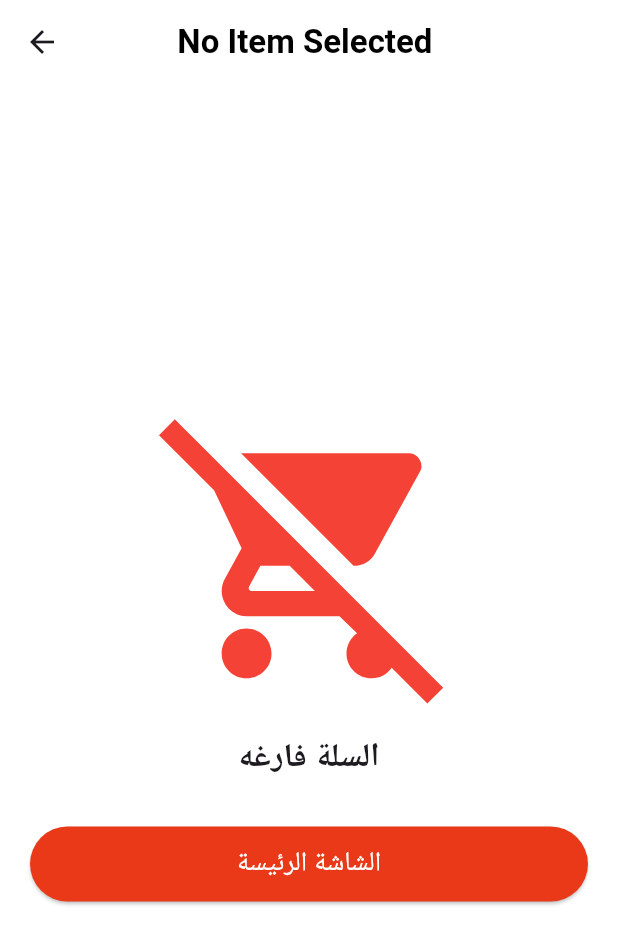
After one commit to hamadelmalik/hungry-App, a Flutter app: the CartEmpty screen opened directly, on a phone screen of 412 x 824 dp. The commit adds this screen. Shown: the top 944 px of the screen. Run offline on Flutter 3.47's test engine with Material 3 defaults, Android fonts, the phone set to English and light mode, and no system bars; our stand-ins replace dio, flutter_svg, gap, image_picker, lottie, shared_preferences and 1 more; accounts and stored records are empty; project files that could hold a hidden picture were left out.

Commit message:
finsh checkview

```diff
--- a/lib/core/network/api_services.dart
+++ b/lib/core/network/api_services.dart
@@ -43,7 +43,7 @@ class ApiServices {
     }
   }
 
-  Future<dynamic> delete(String endPoint, dynamic body, {dynamic param}) async {
+  Future<dynamic> delete(String endPoint,{ dynamic body ,dynamic param}) async {
     try {
       final response = await dioClint.dio.delete(
         endPoint,
--- /dev/null
+++ b/lib/features/cart/view/widget/cart_empty.dart
@@ -0,0 +1,74 @@
+import 'package:flutter/material.dart';
+import 'package:hungry/core/constants/color_palette.dart';
+import 'package:hungry/features/home/view/home_view.dart';
+class CartEmpty extends StatelessWidget {
+  const CartEmpty({super.key});
+
+  @override
+  Widget build(BuildContext context) {
+    return Scaffold(
+      backgroundColor: Colors.white,
+      appBar: AppBar(
+        backgroundColor: Colors.white,
+        elevation: 0,
+        centerTitle: true,
+        title: Text(
+          "No Item Selected ",
+          style: TextStyle(
+            color: Colors.black,
+            fontWeight: FontWeight.bold,
+          ),
+        ),
+      ),
+      body: Center(
+        child: Padding(
+          padding: const EdgeInsets.all(20),
+          child: Column(
+            mainAxisAlignment: MainAxisAlignment.center,
+            children: [
+              Icon(
+                Icons.remove_shopping_cart,
+                size: 200,
+                color: Colors.red,
+              ),
+              SizedBox(height: 20),
+              Text(
+                "السلة فارغه",
+                style: TextStyle(
+                  fontSize: 22,
+                  fontWeight: FontWeight.bold,
+                ),
+              ),
+
+
+              SizedBox(height: 30),
+
+              // زر تسجيل الدخول
+              ElevatedButton(
+                onPressed: () {
+                  Navigator.push(
+                    context,
+                    MaterialPageRoute(builder: (_) => HomeView()),
+                  );
+                },
+                style: ElevatedButton.styleFrom(
+                  backgroundColor: ColorPalette.primaryColor,
+                  minimumSize: Size(double.infinity, 50),
+                ),
+                child: Text(
+                  "الشاشة الرئيسة",
+                  style: TextStyle(fontSize: 18,color: Colors.white),
+                ),
+              ),
+
+              SizedBox(height: 10),
+
+              // زر إنشاء حساب
+
+            ],
+          ),
+        ),
+      ),
+    );
+  }
+}
```
Also changed, not shown: lib/features/cart/data/repo/cart_repo.dart (+14 -2 lines), lib/features/cart/view/cart_view.dart (+13 -3 lines), lib/features/checkout/view/checkout_view.dart (+15 -1 lines).
